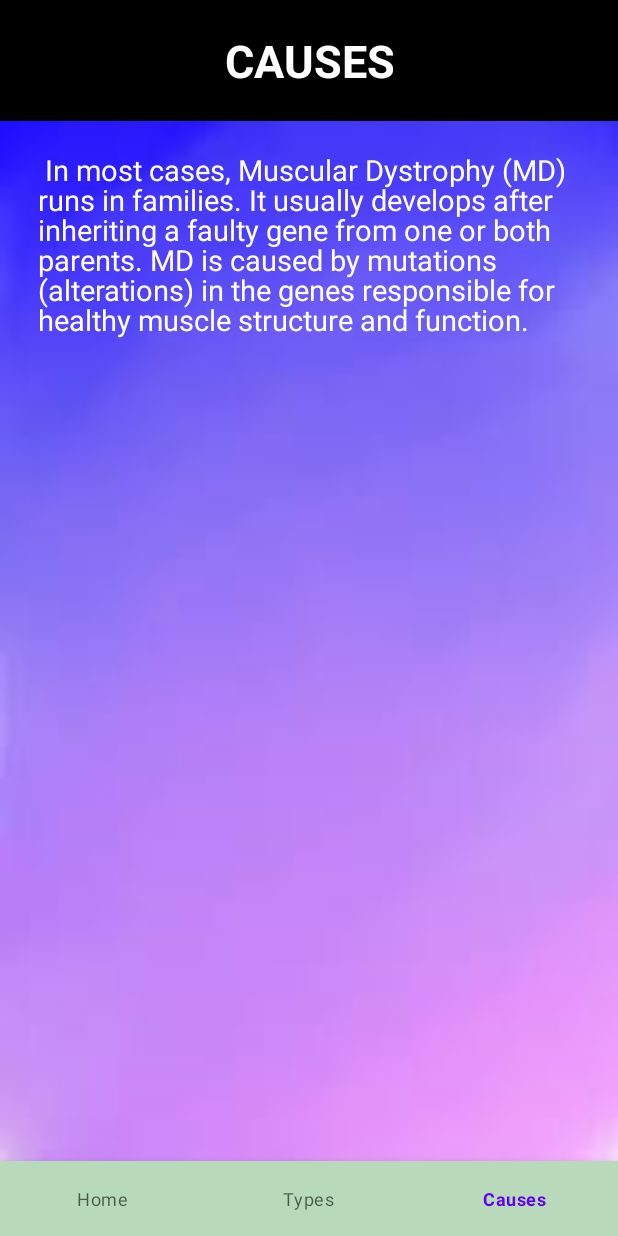
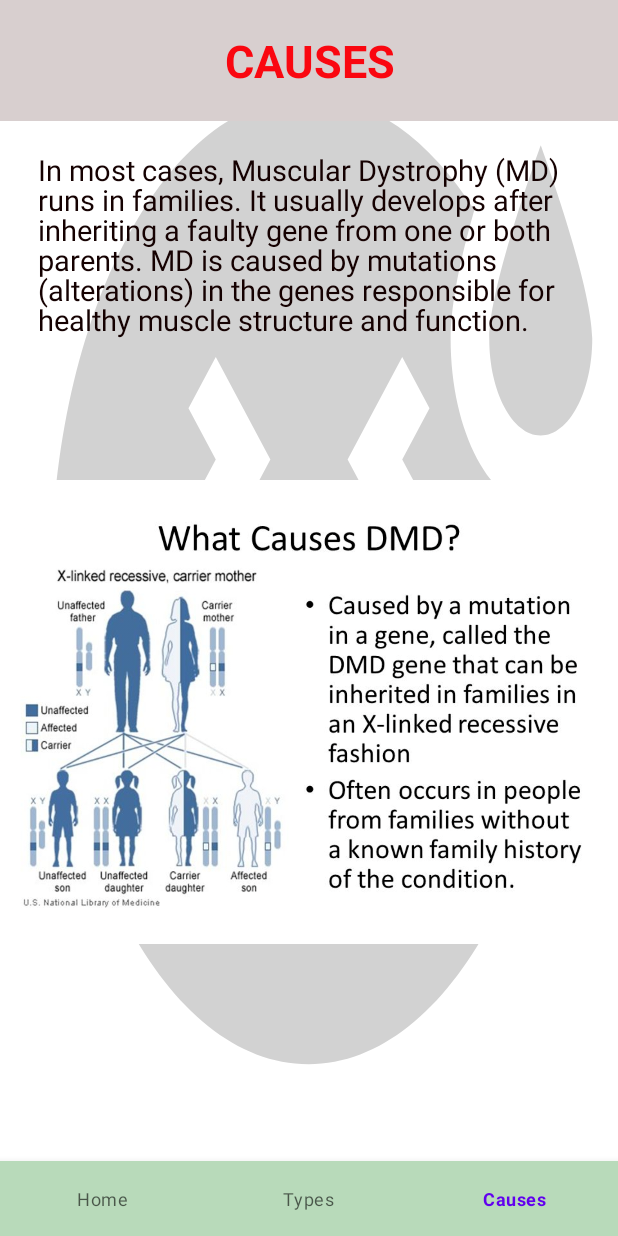
Before and after one commit to KBJ32/ARDO, an Android app: the HomeFragment screen opened directly, with no data from a screen before it, item 3 of the bottom bar chosen, on a phone screen of 412 x 824 dp. Run offline under Robolectric (Android 15) with nearby library versions, the phone set to English and light mode, and no system bars; our stand-ins replace Firebase (no records; nobody signed in at launch, a user with empty details on screens opened directly).

Commit message:
Tenth Commit

```diff
--- a/app/src/main/res/layout/fragment_causes.xml
+++ b/app/src/main/res/layout/fragment_causes.xml
@@ -4,7 +4,7 @@
     android:layout_width="match_parent"
     android:layout_height="match_parent"
     tools:context=".CausesFragment"
-    android:background="@drawable/background">
+    android:background="@drawable/ic_sick">
 
 
     <TextView
@@ -14,8 +14,8 @@
         android:gravity="center"
         android:textSize="30sp"
         android:textStyle="bold"
-        android:textColor="#fff"
-        android:background="#000"
+        android:textColor="#FA0710"
+        android:background="#D8CFCF"
         android:id="@+id/contentHead"
         android:paddingVertical="20dp"/>
 
@@ -26,10 +26,25 @@
         android:layout_below="@id/contentHead"
         android:lineHeight="20dp"
         android:paddingHorizontal="25dp"
-        android:text="
-In most cases, Muscular Dystrophy (MD) runs in families. It usually develops after inheriting a faulty gene from one or both parents. MD is caused by mutations (alterations) in the genes responsible for healthy muscle structure and function."
-        android:textColor="#fff"
+        android:text="In most cases, Muscular Dystrophy (MD) runs in families. It usually develops after inheriting a faulty gene from one or both parents. MD is caused by mutations (alterations) in the genes responsible for healthy muscle structure and function."
+        android:textColor="#150101"
         android:layout_marginTop="100dp"
         android:textSize="19sp" />
 
+    <LinearLayout
+        android:layout_width="match_parent"
+        android:layout_height="wrap_content"
+        android:layout_below = "@+id/contentText"
+        android:orientation="horizontal">
+
+        <ImageView
+            android:layout_width="match_parent"
+            android:layout_height="wrap_content"
+            android:src="@drawable/Causes"
+            android:paddingTop="175dp"/>
+
+
+
+    </LinearLayout>
+
 </FrameLayout>
--- a/app/src/main/res/layout/fragment_home.xml
+++ b/app/src/main/res/layout/fragment_home.xml
@@ -27,14 +27,14 @@
         android:layout_below="@id/contentHead"
         android:lineHeight="20dp"
         android:paddingHorizontal="25dp"
-        android:text="The muscular dystrophies (MD) are a group of inherited genetic conditions that gradually cause the muscles to weaken, leading to an increasing level of disability.
+        android:text="The Muscular Dystrophies (MD) are a group of inherited genetic conditions that gradually cause the muscles to weaken, leading to an increasing level of disability.
 
 MD is a progressive condition, which means it gets worse over time. It often begins by affecting a particular group of muscles, before affecting the muscles more widely.
 
 Some types of MD eventually affect the heart or the muscles used for breathing, at which point the condition becomes life-threatening.
 
 There's no cure for MD, but treatment can help to manage many of the symptoms."
-        android:textColor="#000"
+        android:textColor="#040300"
         android:layout_marginTop="100dp"
         android:textSize="19sp"
         android:textStyle="italic"/>
```
Also changed, not shown: app/src/main/res/layout/fragment_types.xml (+12 -10 lines), app/src/main/res/drawable/Causes.png (added), app/src/main/res/drawable/types1.png (added).
